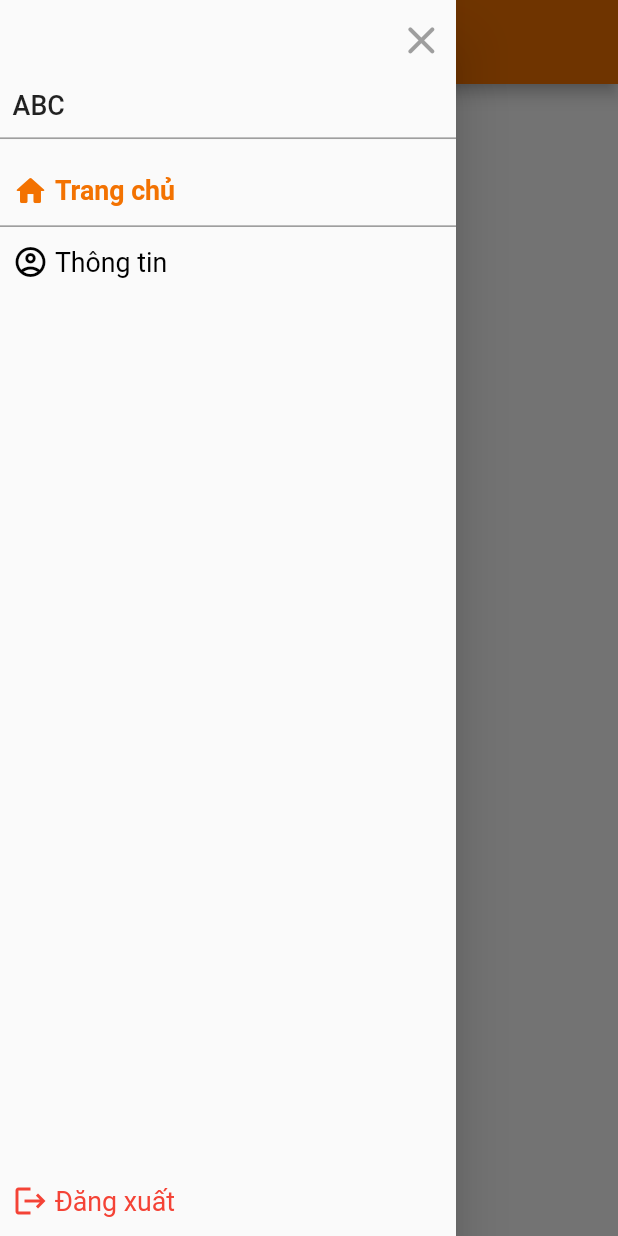
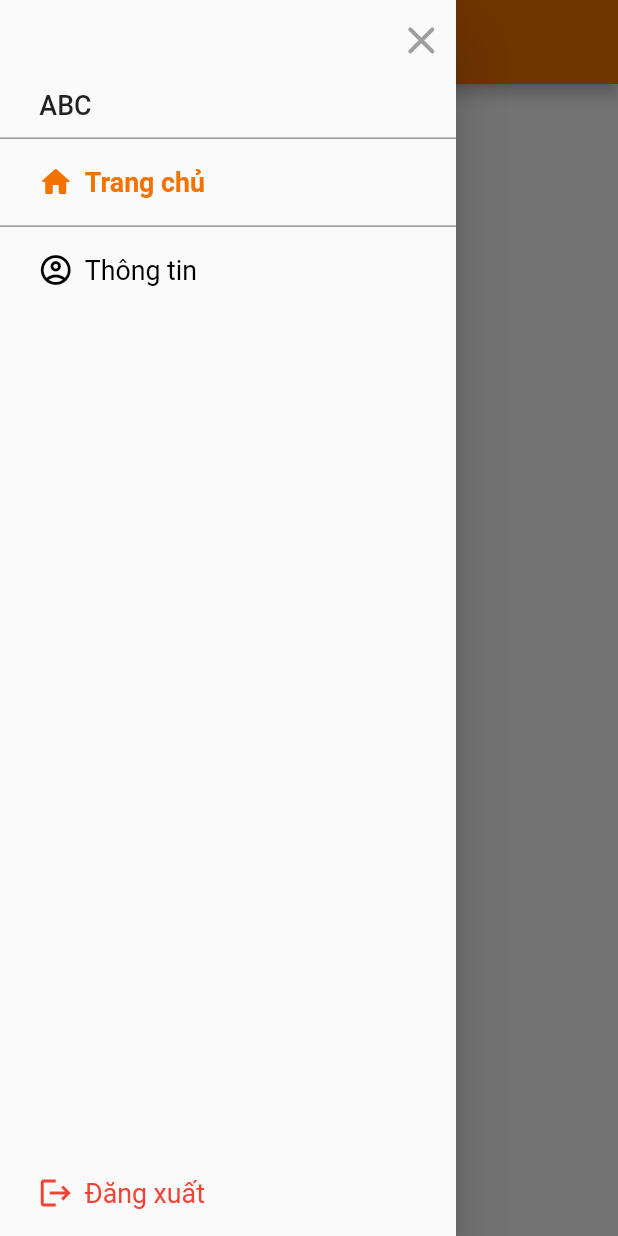
Before and after one commit to coderof19clc7/GoToApp, a Flutter app: the screen it shows after launch, with the side drawer open, on a phone screen of 412 x 824 dp. Run offline on Flutter 3.47's test engine with Material 2 defaults, Android fonts, the phone set to English and light mode, and no system bars; our stand-ins replace bloc, firebase_core, firebase_crashlytics, flutter_bloc, flutter_dotenv, flutter_svg and 3 more; accounts and stored records are empty.

Commit message:
update main-page's ui a little bit

```diff
--- a/front_end/GoTo/lib/utilities/helpers/ui_helper.dart
+++ b/front_end/GoTo/lib/utilities/helpers/ui_helper.dart
@@ -52,11 +52,13 @@ class UIHelper {
   static void showSuccessToast(String? message) => _showToast(message, backgroundColor: ColorConstants.baseGreen);
   static void showNormalToast(String? message) => _showToast(message, backgroundColor: ColorConstants.baseBlack);
 
-  static Widget buildDivider(BuildContext context, {double margin = 0}) {
+  static Widget buildDivider(BuildContext context, {
+    double marginTop = 0, double marginBottom = 0,
+  }) {
     return Container(
       margin: EdgeInsets.only(
-        top: DimenConstants.getProportionalScreenHeight(context, margin),
-        bottom: DimenConstants.getProportionalScreenHeight(context, margin),
+        top: DimenConstants.getProportionalScreenHeight(context, marginTop),
+        bottom: DimenConstants.getProportionalScreenHeight(context, marginBottom),
       ),
       height: DimenConstants.getProportionalScreenHeight(context, 1),
       color: ColorConstants.baseGrey,
--- a/front_end/GoTo/lib/views/pages/main_page/widgets/drawer_widget.dart
+++ b/front_end/GoTo/lib/views/pages/main_page/widgets/drawer_widget.dart
@@ -46,7 +46,7 @@ class DrawerWidget extends StatelessWidget {
                 children: [
                    //user's name
                   Padding(
-                    padding: EdgeInsets.only(left: DimenConstants.getProportionalScreenWidth(context, 8),),
+                    padding: EdgeInsets.only(left: DimenConstants.getProportionalScreenWidth(context, 25),),
                     child: Text(
                       "ABC", style: TextStyle(
                         fontSize: DimenConstants.getProportionalScreenWidth(context, 17),
@@ -54,7 +54,7 @@ class DrawerWidget extends StatelessWidget {
                       ),
                     ),
                   ),
-                  UIHelper.buildDivider(context, margin: 10),
+                  UIHelper.buildDivider(context, marginTop: 10),
 
                   //home choice
                   _buildClickableItem(
@@ -97,12 +97,13 @@ class DrawerWidget extends StatelessWidget {
     final isChosen = parentState.currentIndex == index;
     final itemColor = index == -1 ? ColorConstants.baseRed
         : (isChosen ? ColorConstants.orange : ColorConstants.baseBlack);
-    return GestureDetector(
-      onTap: onTap,
+    return InkWell(
+      onTap: !isChosen ? onTap : () {},
       child: Padding(
         padding: EdgeInsets.only(
-          top: DimenConstants.getProportionalScreenHeight(context, 10),
-          bottom: DimenConstants.getProportionalScreenHeight(context, 10),
+          left: DimenConstants.getProportionalScreenHeight(context, 15),
+          top: DimenConstants.getProportionalScreenHeight(context, 15),
+          bottom: DimenConstants.getProportionalScreenHeight(context, 15),
         ),
         child: Row(
           children: [
@@ -110,7 +111,7 @@ class DrawerWidget extends StatelessWidget {
 
             //icon
             svgGen != null ? svgGen.svg(color: itemColor) : Icon(iconData, color: itemColor,),
-            SizedBox(width: DimenConstants.getProportionalScreenWidth(context, 4),),
+            SizedBox(width: DimenConstants.getProportionalScreenWidth(context, 7),),
 
             //label
             Expanded(
```
